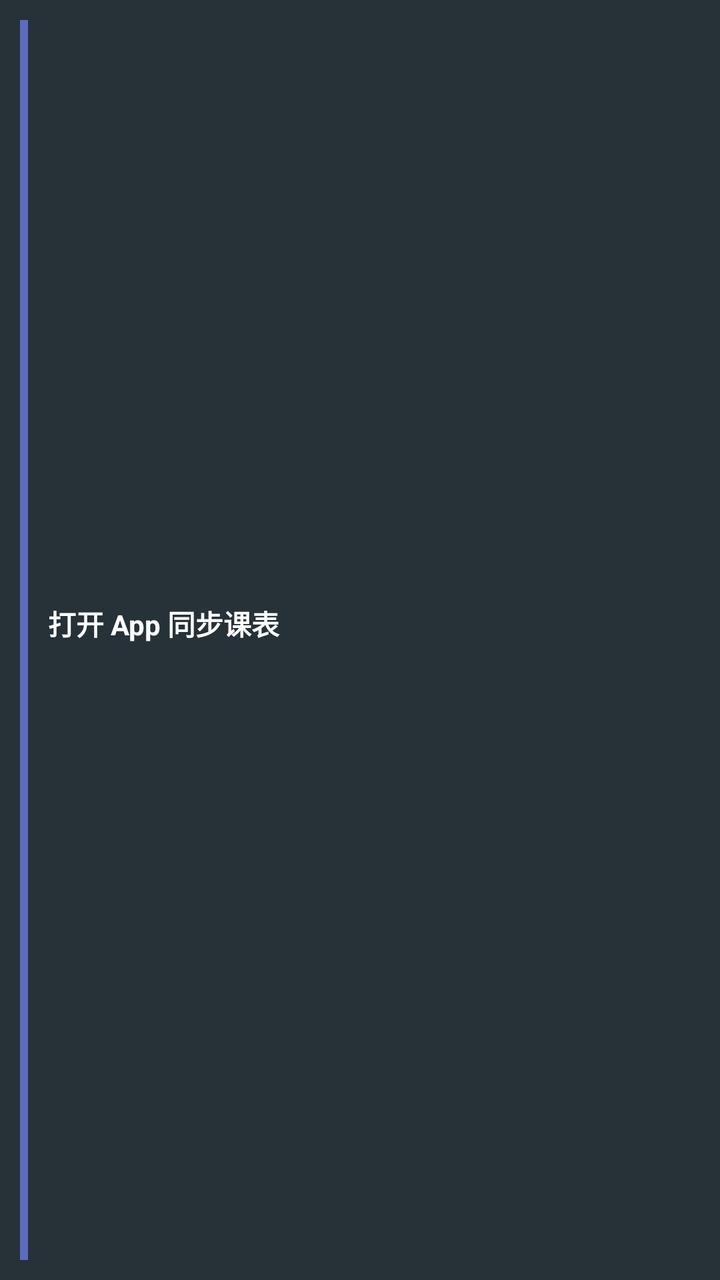
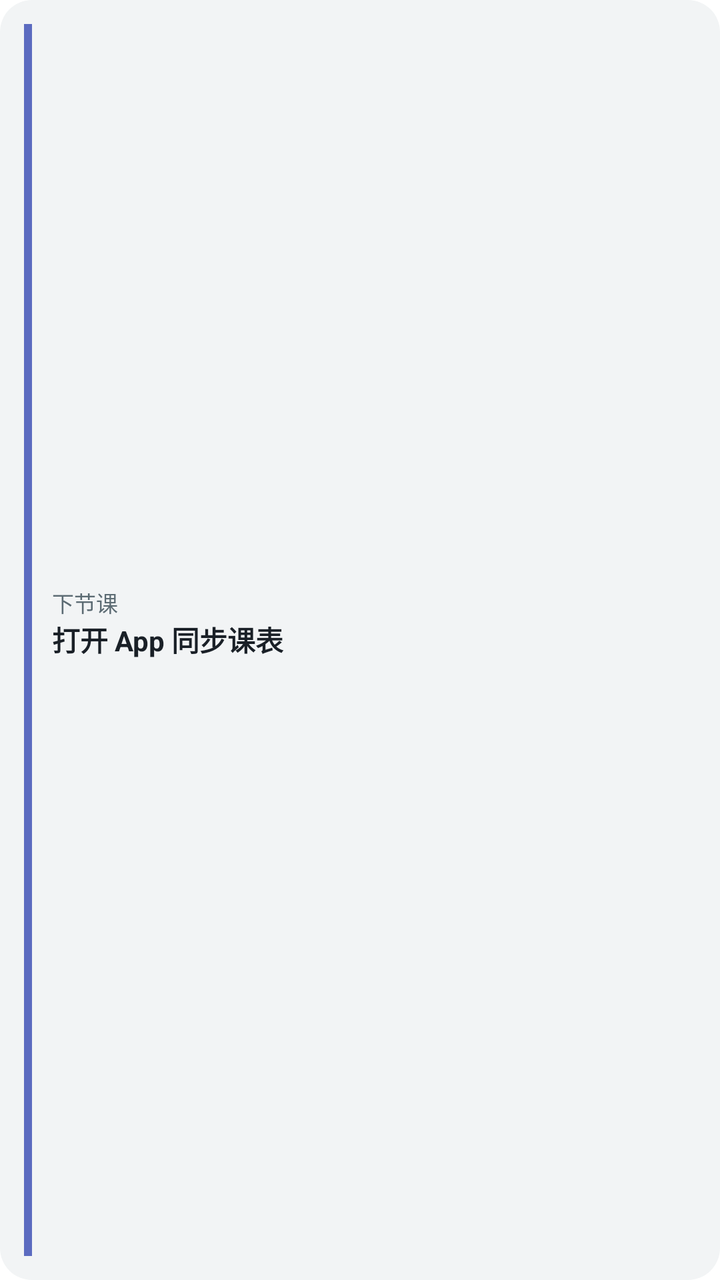

Compare the two renders of this Android layout. The source of the first and the diff that turns it into the second are given below.
<!-- AndroidManifest.xml: fallback theme Theme.MaterialComponents.DayNight.NoActionBar -->
<!-- res/layout/next_class_widget.xml -->
<?xml version="1.0" encoding="utf-8"?>
<LinearLayout xmlns:android="http://schemas.android.com/apk/res/android"
    android:layout_width="match_parent"
    android:layout_height="match_parent"
    android:orientation="horizontal"
    android:gravity="center_vertical"
    android:background="#FF263238"
    android:padding="10dp">

    <TextView
        android:id="@+id/widget_color"
        android:layout_width="4dp"
        android:layout_height="match_parent"
        android:background="#FF5C6BC0" />

    <LinearLayout
        android:layout_width="0dp"
        android:layout_height="wrap_content"
        android:layout_weight="1"
        android:layout_marginStart="10dp"
        android:orientation="vertical">

        <TextView
            android:id="@+id/widget_title"
            android:layout_width="match_parent"
            android:layout_height="wrap_content"
            android:textSize="14sp"
            android:textStyle="bold"
            android:textColor="#FFFFFFFF"
            android:maxLines="1"
            android:ellipsize="end"
            android:text="打开 App 同步课表" />

        <TextView
            android:id="@+id/widget_subtitle"
            android:layout_width="match_parent"
            android:layout_height="wrap_content"
            android:layout_marginTop="2dp"
            android:textSize="11sp"
            android:textColor="#B3FFFFFF"
            android:maxLines="1"
            android:ellipsize="end" />
    </LinearLayout>
</LinearLayout>
<!-- resources referenced by this layout -->
<resources>

</resources>

<!-- the commit's change to res/layout/next_class_widget.xml (unified diff, before → after) -->
@@ -4,40 +4,49 @@
     android:layout_height="match_parent"
     android:orientation="horizontal"
     android:gravity="center_vertical"
-    android:background="#FF263238"
-    android:padding="10dp">
+    android:background="@drawable/widget_card_bg"
+    android:padding="@dimen/widget_padding">
 
     <TextView
-        android:id="@+id/widget_color"
-        android:layout_width="4dp"
+        android:id="@+id/next_color"
+        android:layout_width="@dimen/widget_accent_width"
         android:layout_height="match_parent"
-        android:background="#FF5C6BC0" />
+        android:background="@color/widget_accent" />
 
     <LinearLayout
         android:layout_width="0dp"
         android:layout_height="wrap_content"
         android:layout_weight="1"
-        android:layout_marginStart="10dp"
+        android:layout_marginStart="@dimen/widget_accent_margin"
         android:orientation="vertical">
 
         <TextView
-            android:id="@+id/widget_title"
+            android:id="@+id/next_header"
+            android:layout_width="wrap_content"
+            android:layout_height="wrap_content"
+            android:textSize="@dimen/widget_header_size"
+            android:textColor="@color/widget_sub"
+            android:maxLines="1"
+            android:text="下节课" />
+
+        <TextView
+            android:id="@+id/next_title"
             android:layout_width="match_parent"
             android:layout_height="wrap_content"
-            android:textSize="14sp"
+            android:textSize="@dimen/widget_title_size"
             android:textStyle="bold"
-            android:textColor="#FFFFFFFF"
+            android:textColor="@color/widget_title"
             android:maxLines="1"
             android:ellipsize="end"
             android:text="打开 App 同步课表" />
 
         <TextView
-            android:id="@+id/widget_subtitle"
+            android:id="@+id/next_sub"
             android:layout_width="match_parent"
             android:layout_height="wrap_content"
             android:layout_marginTop="2dp"
-            android:textSize="11sp"
-            android:textColor="#B3FFFFFF"
+            android:textSize="@dimen/widget_sub_size"
+            android:textColor="@color/widget_sub"
             android:maxLines="1"
             android:ellipsize="end" />
     </LinearLayout>
<!-- resource entries referenced after the edit -->
@@ -1,5 +1,21 @@
 <!-- resources referenced by this layout -->
 <resources>
-
+  <color name="widget_accent">#5C6BC0</color>
+  <color name="widget_sub">#5C6B73</color>
+  <color name="widget_title">#1A2027</color>
+  <dimen name="widget_accent_margin">10dp</dimen>
+  <dimen name="widget_accent_width">4dp</dimen>
+  <dimen name="widget_header_size">11sp</dimen>
+  <dimen name="widget_padding">12dp</dimen>
+  <dimen name="widget_sub_size">11sp</dimen>
+  <dimen name="widget_title_size">14sp</dimen>
+  <!-- drawable widget_card_bg (drawable) -->
+  <?xml version="1.0" encoding="utf-8"?>
+  <shape xmlns:android="http://schemas.android.com/apk/res/android">
+      <solid android:color="@color/widget_bg" />
+      <corners android:radius="@dimen/widget_radius" />
+  </shape>
+  <color name="widget_bg">#F2F4F5</color>
+  <dimen name="widget_radius">16dp</dimen>
 </resources>
 
